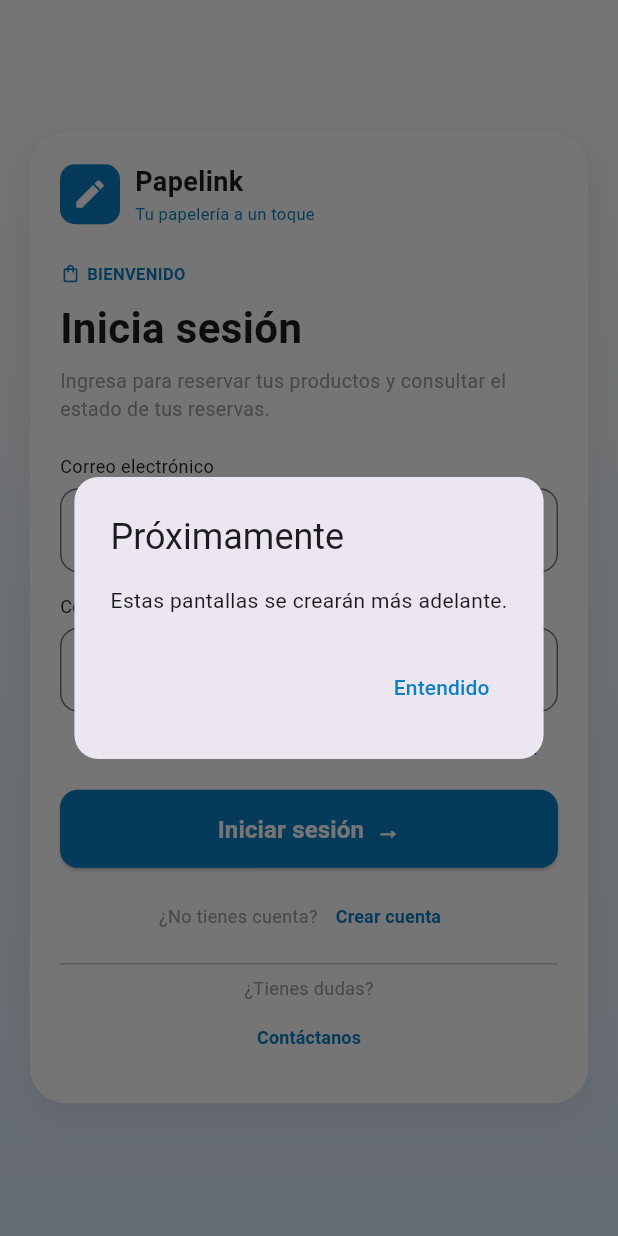
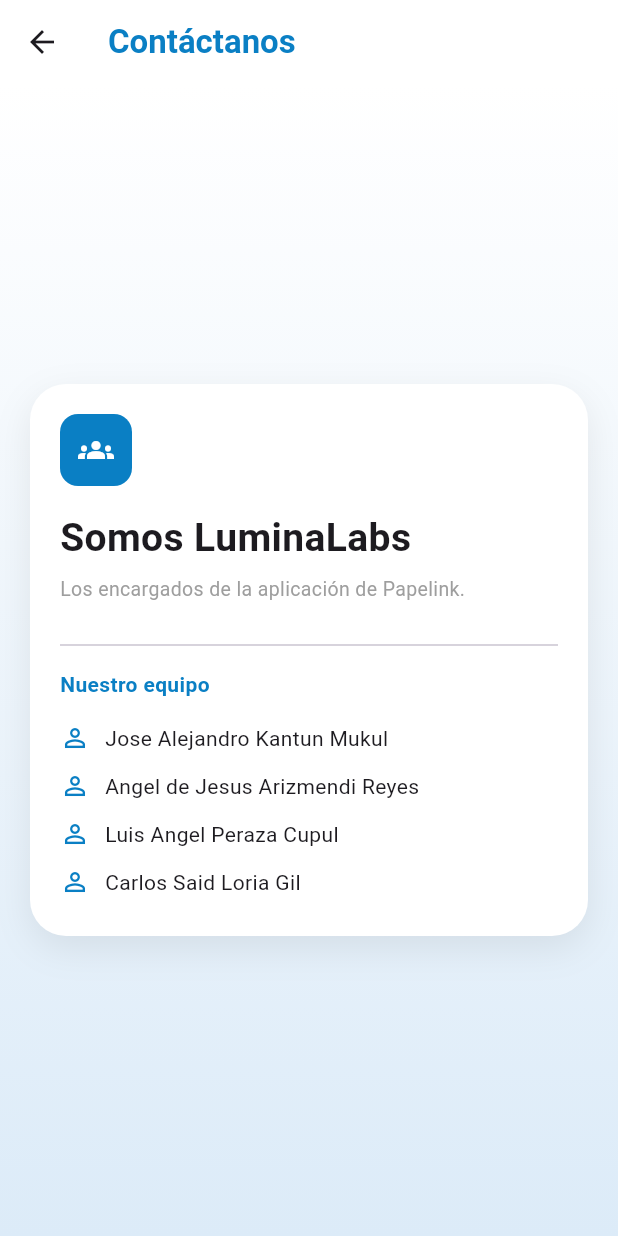
Before and after one commit to AlejandroKantun23/LuminaLabs, a Flutter app: the screen it shows after launch, after a tap on "Contáctanos", on a phone screen of 412 x 824 dp. Run offline on Flutter 3.47's test engine with Material 3 defaults, Android fonts, the phone set to English and light mode, and no system bars.

Commit message:
Feat: Agregado de Contactos Screen y de widget a usar

```diff
--- /dev/null
+++ b/papelink_movil/frontend/lib/screens/contactos_screen.dart
@@ -0,0 +1,118 @@
+import 'package:flutter/material.dart';
+
+class ContactosScreen extends StatelessWidget {
+  const ContactosScreen({super.key});
+
+  static const Color azul = Color(0xFF0A7FC4);
+
+  static const List<String> integrantes = [
+    'Jose Alejandro Kantun Mukul',
+    'Angel de Jesus Arizmendi Reyes',
+    'Luis Angel Peraza Cupul',
+    'Carlos Said Loria Gil',
+  ];
+
+  @override
+  Widget build(BuildContext context) {
+    return Scaffold(
+      appBar: AppBar(
+        title: const Text(
+          'Contáctanos',
+          style: TextStyle(fontWeight: FontWeight.bold, color: azul),
+        ),
+        backgroundColor: Colors.white,
+        elevation: 0,
+      ),
+      body: Container(
+        width: double.infinity,
+        height: double.infinity,
+        decoration: const BoxDecoration(
+          gradient: LinearGradient(
+            begin: Alignment.topCenter,
+            end: Alignment.bottomCenter,
+            colors: [Colors.white, Color(0xFFDCEBF8)],
+          ),
+        ),
+        child: SafeArea(
+          child: Center(
+            child: SingleChildScrollView(
+              padding: const EdgeInsets.all(20),
+              child: Container(
+                padding: const EdgeInsets.all(20),
+                decoration: BoxDecoration(
+                  color: Colors.white,
+                  borderRadius: BorderRadius.circular(24),
+                  boxShadow: const [
+                    BoxShadow(
+                      color: Color(0x14000000),
+                      blurRadius: 20,
+                      offset: Offset(0, 8),
+                    ),
+                  ],
+                ),
+                child: Column(
+                  mainAxisSize: MainAxisSize.min,
+                  crossAxisAlignment: CrossAxisAlignment.start,
+                  children: [
+                    Container(
+                      width: 48,
+                      height: 48,
+                      decoration: BoxDecoration(
+                        color: azul,
+                        borderRadius: BorderRadius.circular(12),
+                      ),
+                      child: const Icon(Icons.groups, color: Colors.white),
+                    ),
+                    const SizedBox(height: 16),
+                    const Text(
+                      'Somos LuminaLabs',
+                      style: TextStyle(
+                        fontSize: 26,
+                        fontWeight: FontWeight.bold,
+                      ),
+                    ),
+                    const SizedBox(height: 6),
+                    const Text(
+                      'Los encargados de la aplicación de Papelink.',
+                      style: TextStyle(color: Colors.grey, fontSize: 13),
+                    ),
+                    const SizedBox(height: 20),
+                    const Divider(),
+                    const SizedBox(height: 8),
+                    const Text(
+                      'Nuestro equipo',
+                      style: TextStyle(
+                        fontSize: 14,
+                        fontWeight: FontWeight.bold,
+                        color: azul,
+                      ),
+                    ),
+                    const SizedBox(height: 10),
+                    ...integrantes.map(
+                      (nombre) => Padding(
+                        padding: const EdgeInsets.symmetric(vertical: 6),
+                        child: Row(
+                          children: [
+                            const Icon(Icons.person_outline,
+                                size: 20, color: azul),
+                            const SizedBox(width: 10),
+                            Expanded(
+                              child: Text(
+                                nombre,
+                                style: const TextStyle(fontSize: 14),
+                              ),
+                            ),
+                          ],
+                        ),
+                      ),
+                    ),
+                  ],
+                ),
+              ),
+            ),
+          ),
+        ),
+      ),
+    );
+  }
+}
--- a/papelink_movil/frontend/lib/screens/login_screen.dart
+++ b/papelink_movil/frontend/lib/screens/login_screen.dart
@@ -2,7 +2,8 @@
 import 'package:frontend/screens/home_screen.dart';
 import 'package:frontend/screens/register_screen.dart';
 import 'package:frontend/services/usuario_service.dart';
-import 'package:frontend/widgets/aviso_proximamente.dart';
+import 'package:frontend/screens/recoverypassword_screen.dart';
+import 'package:frontend/screens/contactos_screen.dart';
 
 class LoginScreen extends StatefulWidget {
   const LoginScreen({super.key});
@@ -200,7 +201,14 @@
                     Align(
                       alignment: Alignment.centerRight,
                       child: TextButton(
-                        onPressed: () => AvisoProximamente.mostrar(context),
+                        onPressed: () {
+                          Navigator.push(
+                            context,
+                            MaterialPageRoute(
+                              builder: (context) => const RecoveryPasswordScreen(),
+                           ),
+                          );
+                        },
                         child: const Text(
                           '¿Olvidaste tu contraseña?',
                           style: TextStyle(color: azul, fontSize: 12),
@@ -272,7 +280,14 @@
                     ),
                     Center(
                       child: TextButton(
-                        onPressed: () => AvisoProximamente.mostrar(context),
+                        onPressed: () {
+                          Navigator.push(
+                            context,
+                            MaterialPageRoute(
+                              builder: (context) => const ContactosScreen(),
+                            ),
+                          );
+                        },
                         child: const Text(
                           'Contáctanos',
                           style: TextStyle(
```
Also changed, not shown: papelink_movil/frontend/lib/widgets/codigo_flotante.dart (added, +48 -0 lines).
